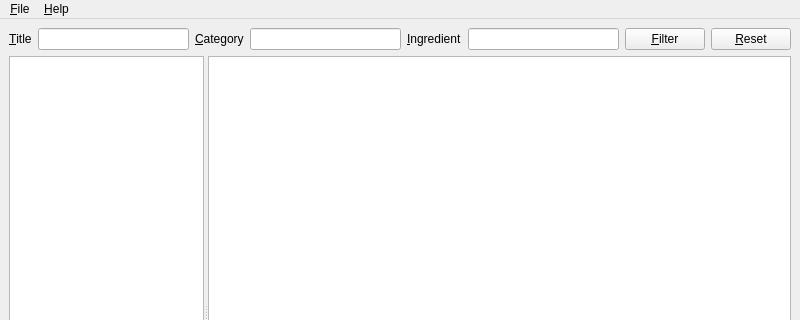
Old version of the form anymeal/main_window.ui in the repository wedesoft/anymeal; both pictures show x 0 to 800 and y 0 to 320 of the 800 by 600 pixel window.
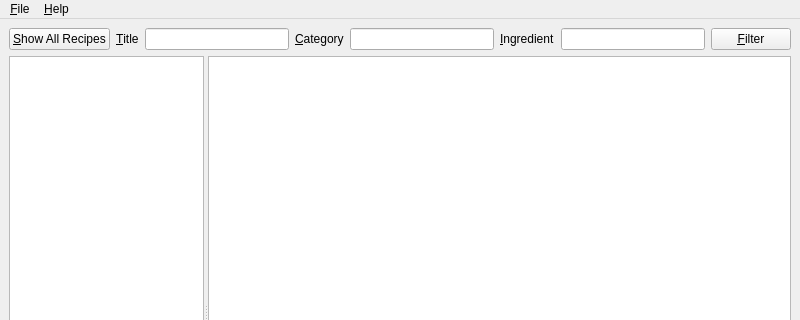
New version of the form. Icons and pictures are not drawn.

Diff of the .ui file:
```diff
--- a/anymeal/main_window.ui
+++ b/anymeal/main_window.ui
@@ -21,6 +21,13 @@
    <layout class="QVBoxLayout" name="verticalLayout">
     <item>
      <layout class="QHBoxLayout" name="horizontalLayout">
+      <item>
+       <widget class="QPushButton" name="reset_button">
+        <property name="text">
+         <string>&amp;Show All Recipes</string>
+        </property>
+       </widget>
+      </item>
       <item>
        <widget class="QLabel" name="title_label">
         <property name="text">
@@ -67,13 +74,6 @@
         </property>
        </widget>
       </item>
-      <item>
-       <widget class="QPushButton" name="reset_button">
-        <property name="text">
-         <string>&amp;Reset</string>
-        </property>
-       </widget>
-      </item>
      </layout>
     </item>
     <item>
```
Left out of the diff: 1 changed line with no effect on the pictures.
